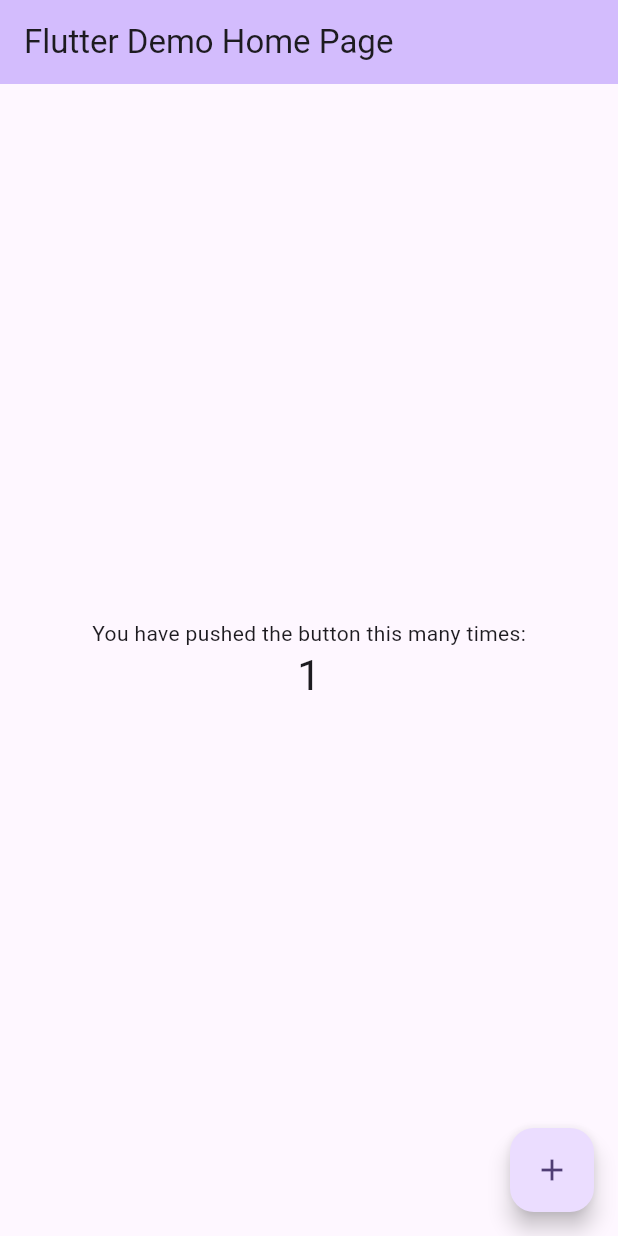
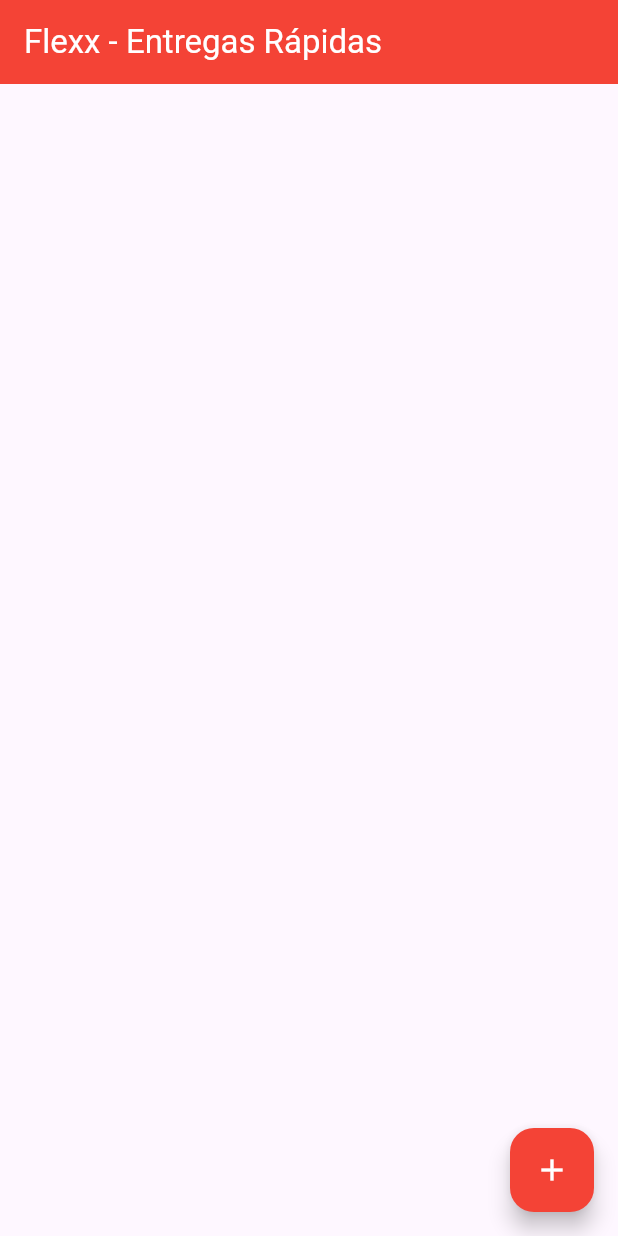
Before and after one commit to hunterkoon/flexx, a Flutter app: the screen it shows after launch, after a tap on the "add" icon, on a phone screen of 412 x 824 dp. Run offline on Flutter 3.47's test engine with Material 3 defaults, Android fonts, the phone set to English and light mode, and no system bars; missing offline and left inert: dart:ffi.

Commit message:
first adjusts

```diff
--- /dev/null
+++ b/lib/layout/themes/BackgroudTheme.dart
@@ -0,0 +1,14 @@
+import 'dart:ffi';
+
+import 'package:flutter/cupertino.dart';
+
+
+class BackgroudTheme extends StatelessWidget{
+
+
+  @override
+  Widget build(BuildContext context) {
+    throw UnimplementedError();
+  }
+
+}
--- a/lib/main.dart
+++ b/lib/main.dart
@@ -1,125 +1,25 @@
 import 'package:flutter/material.dart';
 
 void main() {
-  runApp(const MyApp());
+  runApp(
+    MaterialApp(
+      home: Scaffold(
+          appBar: AppBar(
+            backgroundColor: Colors.red,
+            title: const Text(
+              style: TextStyle(color: Colors.white),
+              "Flexx - Entregas Rápidas",
+              textDirection: TextDirection.ltr,
+            ),
+          ),
+          floatingActionButton: FloatingActionButton(
+            onPressed: () {},
+            backgroundColor: Colors.red,
+            child: const Icon(
+              Icons.add,
+              color: Colors.white,
+            ),
+          )),
+    ),
+  );
 }
-
-class MyApp extends StatelessWidget {
-  const MyApp({super.key});
-
-  // This widget is the root of your application.
-  @override
-  Widget build(BuildContext context) {
-    return MaterialApp(
-      title: 'Flutter Demo',
-      theme: ThemeData(
-        // This is the theme of your application.
-        //
-        // TRY THIS: Try running your application with "flutter run". You'll see
-        // the application has a purple toolbar. Then, without quitting the app,
-        // try changing the seedColor in the colorScheme below to Colors.green
-        // and then invoke "hot reload" (save your changes or press the "hot
-        // reload" button in a Flutter-supported IDE, or press "r" if you used
-        // the command line to start the app).
-        //
-        // Notice that the counter didn't reset back to zero; the application
-        // state is not lost during the reload. To reset the state, use hot
-        // restart instead.
-        //
-        // This works for code too, not just values: Most code changes can be
-        // tested with just a hot reload.
-        colorScheme: ColorScheme.fromSeed(seedColor: Colors.deepPurple),
-        useMaterial3: true,
-      ),
-      home: const MyHomePage(title: 'Flutter Demo Home Page'),
-    );
-  }
-}
-
-class MyHomePage extends StatefulWidget {
-  const MyHomePage({super.key, required this.title});
-
-  // This widget is the home page of your application. It is stateful, meaning
-  // that it has a State object (defined below) that contains fields that affect
-  // how it looks.
-
-  // This class is the configuration for the state. It holds the values (in this
-  // case the title) provided by the parent (in this case the App widget) and
-  // used by the build method of the State. Fields in a Widget subclass are
-  // always marked "final".
-
-  final String title;
-
-  @override
-  State<MyHomePage> createState() => _MyHomePageState();
-}
-
-class _MyHomePageState extends State<MyHomePage> {
-  int _counter = 0;
-
-  void _incrementCounter() {
-    setState(() {
-      // This call to setState tells the Flutter framework that something has
-      // changed in this State, which causes it to rerun the build method below
-      // so that the display can reflect the updated values. If we changed
-      // _counter without calling setState(), then the build method would not be
-      // called again, and so nothing would appear to happen.
-      _counter++;
-    });
-  }
-
-  @override
-  Widget build(BuildContext context) {
-    // This method is rerun every time setState is called, for instance as done
-    // by the _incrementCounter method above.
-    //
-    // The Flutter framework has been optimized to make rerunning build methods
-    // fast, so that you can just rebuild anything that needs updating rather
-    // than having to individually change instances of widgets.
-    return Scaffold(
-      appBar: AppBar(
-        // TRY THIS: Try changing the color here to a specific color (to
-        // Colors.amber, perhaps?) and trigger a hot reload to see the AppBar
-        // change color while the other colors stay the same.
-        backgroundColor: Theme.of(context).colorScheme.inversePrimary,
-        // Here we take the value from the MyHomePage object that was created by
-        // the App.build method, and use it to set our appbar title.
-        title: Text(widget.title),
-      ),
-      body: Center(
-        // Center is a layout widget. It takes a single child and positions it
-        // in the middle of the parent.
-        child: Column(
-          // Column is also a layout widget. It takes a list of children and
-          // arranges them vertically. By default, it sizes itself to fit its
-          // children horizontally, and tries to be as tall as its parent.
-          //
-          // Column has various properties to control how it sizes itself and
-          // how it positions its children. Here we use mainAxisAlignment to
-          // center the children vertically; the main axis here is the vertical
-          // axis because Columns are vertical (the cross axis would be
-          // horizontal).
-          //
-          // TRY THIS: Invoke "debug painting" (choose the "Toggle Debug Paint"
-          // action in the IDE, or press "p" in the console), to see the
-          // wireframe for each widget.
-          mainAxisAlignment: MainAxisAlignment.center,
-          children: <Widget>[
-            const Text(
-              'You have pushed the button this many times:',
-            ),
-            Text(
-              '$_counter',
-              style: Theme.of(context).textTheme.headlineMedium,
-            ),
-          ],
-        ),
-      ),
-      floatingActionButton: FloatingActionButton(
-        onPressed: _incrementCounter,
-        tooltip: 'Increment',
-        child: const Icon(Icons.add),
-      ), // This trailing comma makes auto-formatting nicer for build methods.
-    );
-  }
-}
```
